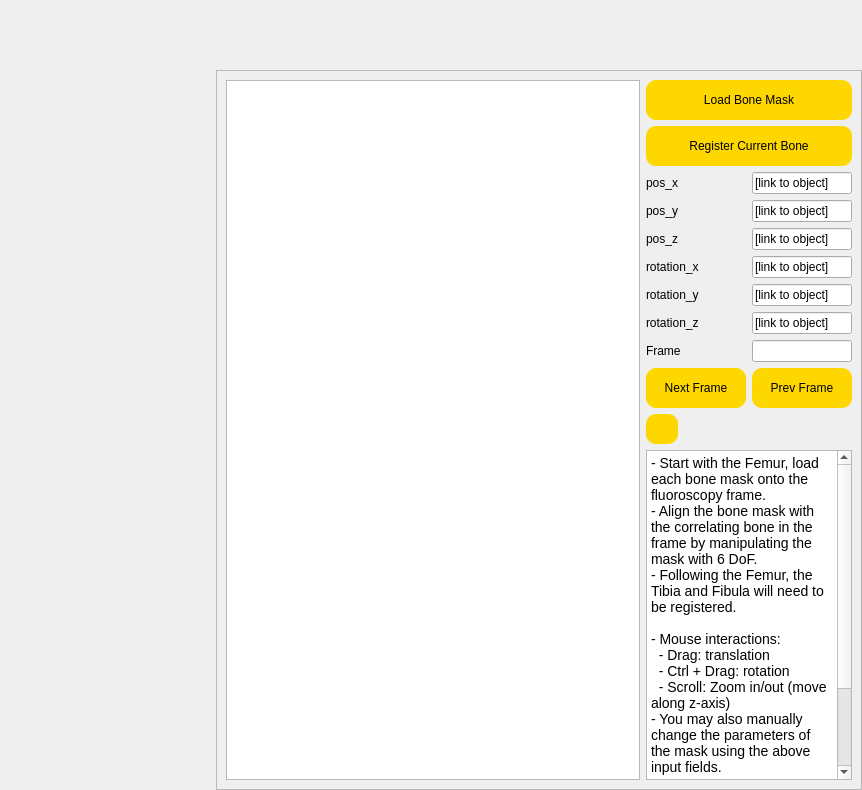
This is frontend_pages/registration/registration_window.ui in sdpunit/OrthoVis as Qt 5 draws it before an edit. The edited form follows.
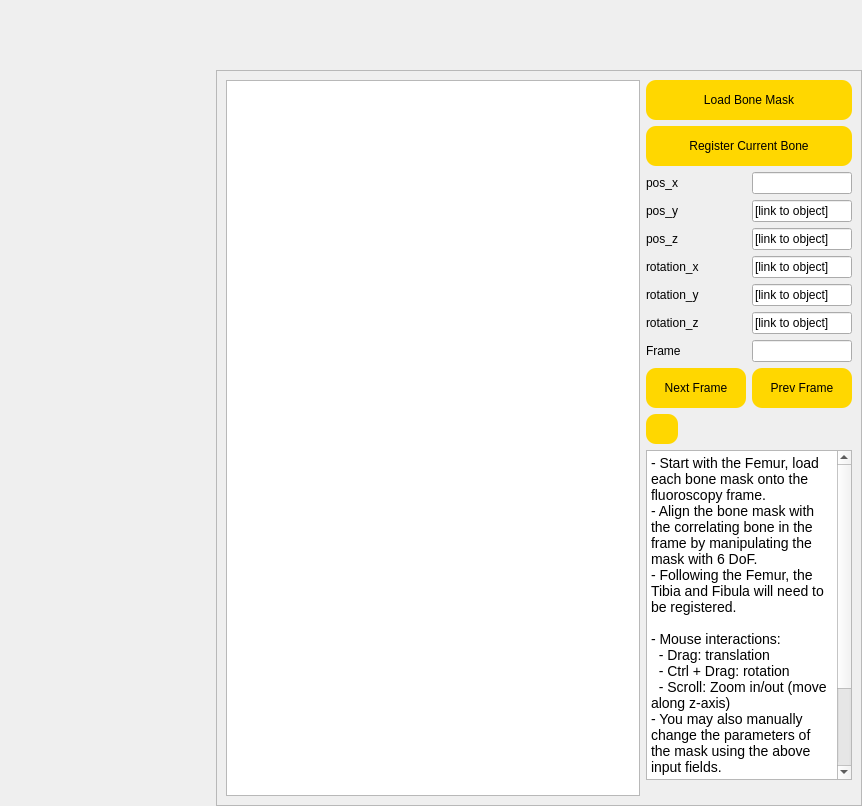
This is the edited form. Icons and pictures are not drawn. Custom widgets are drawn as their Qt base class.

Commit message: Fix mouse interaction, camera angle and textfields effect on object

What changed in the file:
```diff
--- a/frontend_pages/registration/registration_window.ui
+++ b/frontend_pages/registration/registration_window.ui
@@ -7,7 +7,7 @@
     <x>0</x>
     <y>0</y>
     <width>862</width>
-    <height>550</height>
+    <height>806</height>
    </rect>
   </property>
   <property name="windowTitle">
@@ -173,7 +173,10 @@
               <item row="0" column="1">
                <widget class="QLineEdit" name="pos_x">
                 <property name="text">
-                 <string>[link to object]</string>
+                 <string/>
+                </property>
+                <property name="cursorPosition">
+                 <number>0</number>
                 </property>
                </widget>
               </item>
```
The commit also changes 2 other files.
